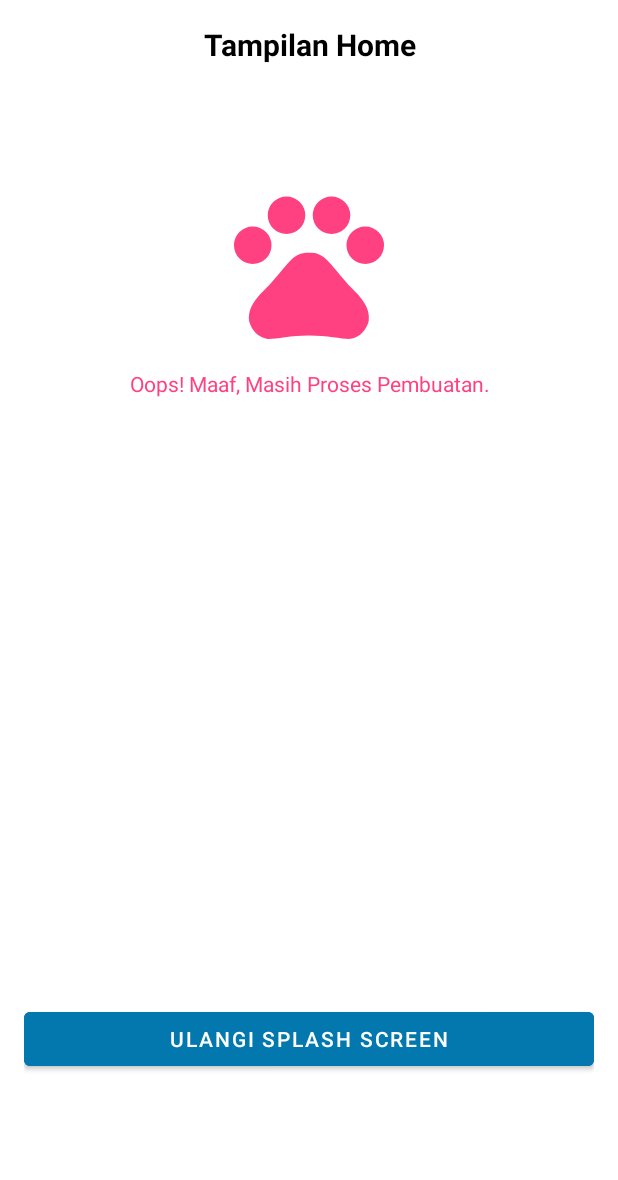
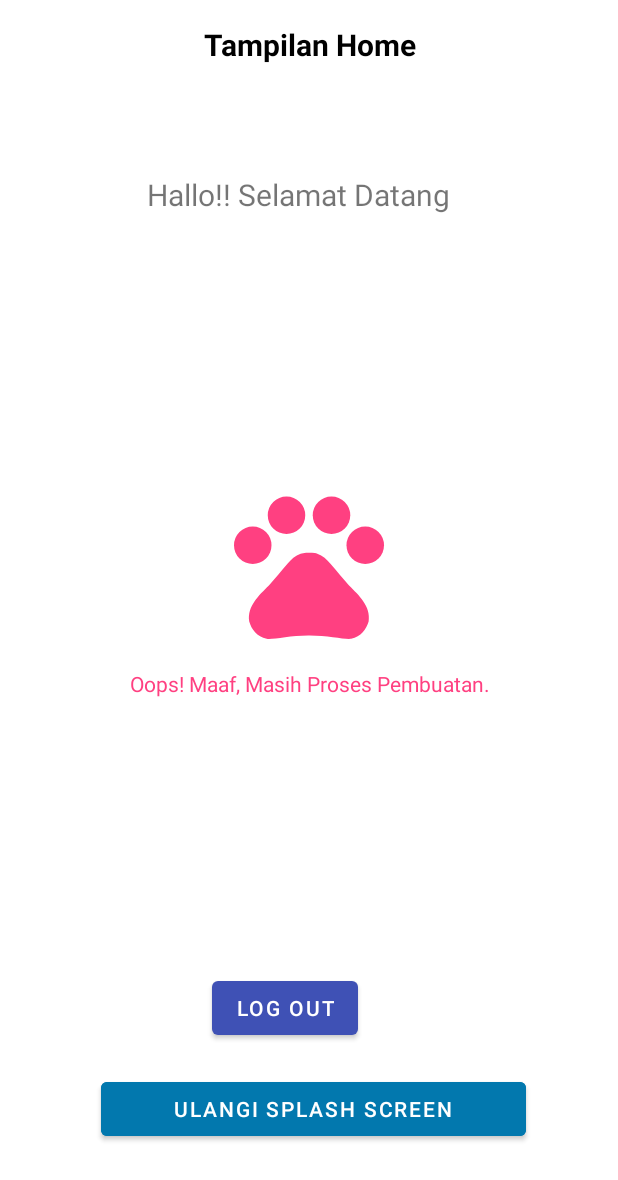
Before and after one commit to mhaerulanam/Kel_4_MOBILE_Gol_F_BWS, an Android app: the MainActivity screen opened directly, with no data from a screen before it, on a phone screen of 412 x 824 dp. Shown: the top 1180 px of the screen. Run offline under Robolectric (Android 15) with nearby library versions, the phone set to English and light mode, and no system bars.

Commit message:
Login shared preferences

```diff
--- a/Dokternak/app/src/main/AndroidManifest.xml
+++ b/Dokternak/app/src/main/AndroidManifest.xml
@@ -9,6 +9,8 @@
         android:roundIcon="@mipmap/ic_launcher_round"
         android:supportsRtl="true"
         android:theme="@style/Theme.Dokternak">
+        <activity android:name=".RegisterActivity"></activity>
+        <activity android:name=".LoginActivity" />
         <activity android:name=".SplashScreenActivity">
             <intent-filter>
                 <action android:name="android.intent.action.MAIN" />
@@ -17,7 +19,7 @@
                 <category android:name="android.intent.category.LAUNCHER" />
             </intent-filter>
         </activity>
-        <activity android:name=".WelcomeActivity"/>
+        <activity android:name=".WelcomeActivity" />
         <activity android:name=".MainActivity" />
     </application>
 
--- a/Dokternak/app/src/main/java/com/def/dokternak/MainActivity.java
+++ b/Dokternak/app/src/main/java/com/def/dokternak/MainActivity.java
@@ -6,15 +6,35 @@ import android.content.Intent;
 import android.os.Bundle;
 import android.view.View;
 import android.widget.Button;
+import android.widget.TextView;
 
 public class MainActivity extends AppCompatActivity {
 
     Button button;
+    TextView nama;
 
     @Override
     protected void onCreate(Bundle savedInstanceState) {
         super.onCreate(savedInstanceState);
         setContentView(R.layout.activity_main);
+
+        /* Deklarasi dan Menginisialisasi variable nama dengan Label Nama dari Layout MainActivity */
+        nama = findViewById(R.id.tv_namaMain);
+
+        /* Men-set Label Nama dengan data User sedang login dari Preferences */
+        nama.setText(Preferences.getLoggedInUser(getBaseContext()));
+
+        /* Men-set Status dan User yang sedang login menjadi default atau kosong di
+         * Data Preferences. Kemudian menuju ke LoginActivity*/
+        findViewById(R.id.button_logoutMain).setOnClickListener(new View.OnClickListener() {
+            @Override
+            public void onClick(View v) {
+                //Menghapus Status login dan kembali ke Login Activity
+                Preferences.clearLoggedInUser(getBaseContext());
+                startActivity(new Intent(getBaseContext(),LoginActivity.class));
+                finish();
+            }
+        });
 
         findViewById(R.id.button).setOnClickListener(new View.OnClickListener() {
             @Override
--- a/Dokternak/app/src/main/java/com/def/dokternak/WelcomeActivity.java
+++ b/Dokternak/app/src/main/java/com/def/dokternak/WelcomeActivity.java
@@ -120,7 +120,7 @@ public class WelcomeActivity extends AppCompatActivity {
 
     private void launchHomeScreen() {
         prefManager.setFirstTimeLaunch(false);
-        startActivity(new Intent(WelcomeActivity.this, MainActivity.class));
+        startActivity(new Intent(WelcomeActivity.this, LoginActivity.class));
         finish();
         overridePendingTransition(R.layout.fadein_splash,R.layout.fadeout_splash);
     }
--- a/Dokternak/app/src/main/res/layout/activity_main.xml
+++ b/Dokternak/app/src/main/res/layout/activity_main.xml
@@ -24,33 +24,75 @@
         android:layout_alignParentStart="true"
         android:layout_alignParentEnd="true" />
 
+    <TextView
+        android:layout_width="wrap_content"
+        android:layout_height="wrap_content"
+        android:layout_alignParentStart="true"
+        android:layout_alignParentEnd="true"
+        android:layout_marginStart="25dp"
+        android:layout_marginTop="100dp"
+        android:layout_marginEnd="39dp"
+        android:gravity="center"
+        android:text="Hallo!! Selamat Datang"
+        android:textSize="20sp" />
+
+    <TextView
+        android:id="@+id/tv_namaMain"
+        android:layout_width="wrap_content"
+        android:layout_height="wrap_content"
+        android:layout_alignParentStart="true"
+        android:layout_alignParentEnd="true"
+        android:layout_marginStart="25dp"
+        android:layout_marginTop="150dp"
+        android:layout_marginEnd="39dp"
+        android:gravity="center"
+        android:textSize="20sp"
+        tools:text="Namaku adalah"/>
+
+
     <ImageView
         android:layout_width="120dp"
         android:layout_height="120dp"
-        android:src="@drawable/ic_pets"
-        android:layout_marginTop="100dp"
         android:layout_alignParentStart="true"
-        android:layout_alignParentEnd="true" />
+        android:layout_alignParentEnd="true"
+        android:layout_marginStart="16dp"
+        android:layout_marginTop="300dp"
+        android:layout_marginEnd="16dp"
+        android:src="@drawable/ic_pets" />
 
     <TextView
-        android:layout_marginTop="230dp"
         android:layout_width="wrap_content"
         android:layout_height="wrap_content"
+        android:layout_alignParentStart="true"
+        android:layout_alignParentEnd="true"
+        android:layout_marginStart="16dp"
+        android:layout_marginTop="430dp"
+        android:layout_marginEnd="16dp"
+        android:gravity="center"
         android:text="@string/ops"
-        android:textColor="@color/colorAccent"
-        android:gravity="center"
-        android:layout_alignParentStart="true"
-        android:layout_alignParentEnd="true"/>
+        android:textColor="@color/colorAccent" />
 
     <Button
+        android:id="@+id/button"
         android:layout_width="wrap_content"
         android:layout_height="wrap_content"
-        android:layout_marginTop="625dp"
-        android:text="@string/reload"
         android:layout_below="@+id/textView"
-        android:id="@+id/button"
+        android:layout_alignParentStart="true"
+        android:layout_alignParentEnd="true"
+        android:layout_marginStart="51dp"
+        android:layout_marginTop="672dp"
+        android:layout_marginEnd="45dp"
         android:backgroundTint="@color/bg_screen1"
-        android:layout_alignParentStart="true"
-        android:layout_alignParentEnd="true" />
+        android:text="@string/reload" />
+
+    <Button
+        android:id="@+id/button_logoutMain"
+        android:layout_width="wrap_content"
+        android:layout_height="wrap_content"
+        android:layout_alignParentTop="true"
+        android:layout_alignParentEnd="true"
+        android:layout_marginTop="632dp"
+        android:layout_marginEnd="157dp"
+        android:text="Log Out" />
 
 </RelativeLayout>
--- a/Dokternak/app/src/main/res/values/strings.xml
+++ b/Dokternak/app/src/main/res/values/strings.xml
@@ -20,4 +20,6 @@
 
     <string name="reload">Ulangi Splash Screen</string>
     <string name="ops">Oops! Maaf, Masih Proses Pembuatan.</string>
+    <string name="password">Password</string>
+    <string name="username">username</string>
 </resources>
--- a/Dokternak/app/src/main/res/values/themes.xml
+++ b/Dokternak/app/src/main/res/values/themes.xml
@@ -12,7 +12,6 @@
     </style>
 
     <style name="AppTheme.AppBarOverlay" parent="ThemeOverlay.AppCompat.Dark.ActionBar" />
-
     <style name="AppTheme.PopupOverlay" parent="ThemeOverlay.AppCompat.Light" />
 </resources>
 
--- a/Dokternak/build.gradle
+++ b/Dokternak/build.gradle
@@ -5,7 +5,7 @@ buildscript {
         jcenter()
     }
     dependencies {
-        classpath "com.android.tools.build:gradle:4.1.1"
+        classpath 'com.android.tools.build:gradle:4.1.3'
 
         // NOTE: Do not place your application dependencies here; they belong
         // in the individual module build.gradle files
```
Also changed, not shown: Dokternak/app/src/main/java/com/def/dokternak/LoginActivity.java (added, +120 -0 lines), Dokternak/app/src/main/java/com/def/dokternak/Preferences.java (added, +75 -0 lines), Dokternak/app/src/main/java/com/def/dokternak/RegisterActivity.java (added, +105 -0 lines), Dokternak/app/src/main/res/drawable/button_custom.xml (added, +15 -0 lines), Dokternak/app/src/main/res/drawable/button_custom2.xml (added, +15 -0 lines), Dokternak/app/src/main/res/drawable/button_custom_utama.xml (added, +46 -0 lines), Dokternak/app/src/main/res/layout/activity_login.xml (added, +63 -0 lines), Dokternak/app/src/main/res/layout/activity_register.xml (added, +49 -0 lines).
